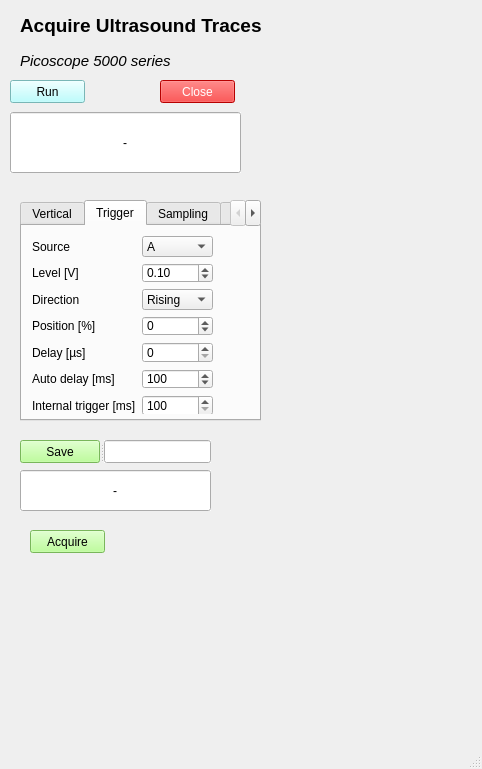
This is acquire-ultrasound/python/code/aquire_ultrasound_gui.ui in Lars27/ultrasound-measurements as Qt 5 draws it before an edit. The edited form follows.
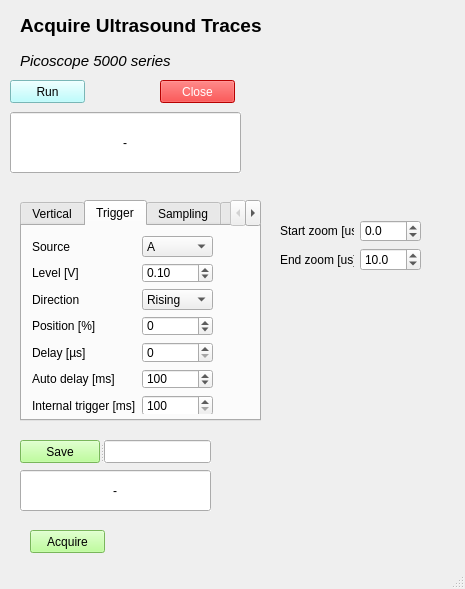
This is the edited form.

Commit message:
Zoomed figure added
Still only single trace read

Diff of the .ui file:
```diff
--- a/acquire-ultrasound/python/code/aquire_ultrasound_gui.ui
+++ b/acquire-ultrasound/python/code/aquire_ultrasound_gui.ui
@@ -9,8 +9,8 @@
    <rect>
     <x>0</x>
     <y>0</y>
-    <width>482</width>
-    <height>769</height>
+    <width>465</width>
+    <height>589</height>
    </rect>
   </property>
   <property name="windowTitle">
@@ -1192,6 +1192,97 @@
      <set>Qt::AlignCenter</set>
     </property>
    </widget>
+   <widget class="QWidget" name="gridLayoutWidget_7">
+    <property name="geometry">
+     <rect>
+      <x>280</x>
+      <y>220</y>
+      <width>141</width>
+      <height>51</height>
+     </rect>
+    </property>
+    <property name="locale">
+     <locale language="English" country="UnitedKingdom"/>
+    </property>
+    <layout class="QGridLayout" name="parameter_gridLayout_4">
+     <item row="3" column="0">
+      <widget class="QLabel" name="label_18">
+       <property name="locale">
+        <locale language="English" country="UnitedKingdom"/>
+       </property>
+       <property name="text">
+        <string>Start zoom [us]</string>
+       </property>
+      </widget>
+     </item>
+     <item row="4" column="0">
+      <widget class="QLabel" name="label_21">
+       <property name="locale">
+        <locale language="English" country="UnitedKingdom"/>
+       </property>
+       <property name="text">
+        <string>End zoom [us]</string>
+       </property>
+      </widget>
+     </item>
+     <item row="3" column="1">
+      <widget class="QDoubleSpinBox" name="start_zoom_spinBox">
+       <property name="locale">
+        <locale language="English" country="UnitedKingdom"/>
+       </property>
+       <property name="buttonSymbols">
+        <enum>QAbstractSpinBox::UpDownArrows</enum>
+       </property>
+       <property name="suffix">
+        <string/>
+       </property>
+       <property name="decimals">
+        <number>1</number>
+       </property>
+       <property name="minimum">
+        <double>-100.000000000000000</double>
+       </property>
+       <property name="maximum">
+        <double>200.000000000000000</double>
+       </property>
+       <property name="singleStep">
+        <double>0.100000000000000</double>
+       </property>
+       <property name="value">
+        <double>0.000000000000000</double>
+       </property>
+      </widget>
+     </item>
+     <item row="4" column="1">
+      <widget class="QDoubleSpinBox" name="end_zoom_spinBox">
+       <property name="locale">
+        <locale language="English" country="UnitedKingdom"/>
+       </property>
+       <property name="buttonSymbols">
+        <enum>QAbstractSpinBox::UpDownArrows</enum>
+       </property>
+       <property name="suffix">
+        <string/>
+       </property>
+       <property name="decimals">
+        <number>1</number>
+       </property>
+       <property name="minimum">
+        <double>-100.000000000000000</double>
+       </property>
+       <property name="maximum">
+        <double>200.000000000000000</double>
+       </property>
+       <property name="singleStep">
+        <double>0.100000000000000</double>
+       </property>
+       <property name="value">
+        <double>10.000000000000000</double>
+       </property>
+      </widget>
+     </item>
+    </layout>
+   </widget>
   </widget>
   <widget class="QStatusBar" name="statusBar"/>
  </widget>
```
The commit also changes 2 other files.
